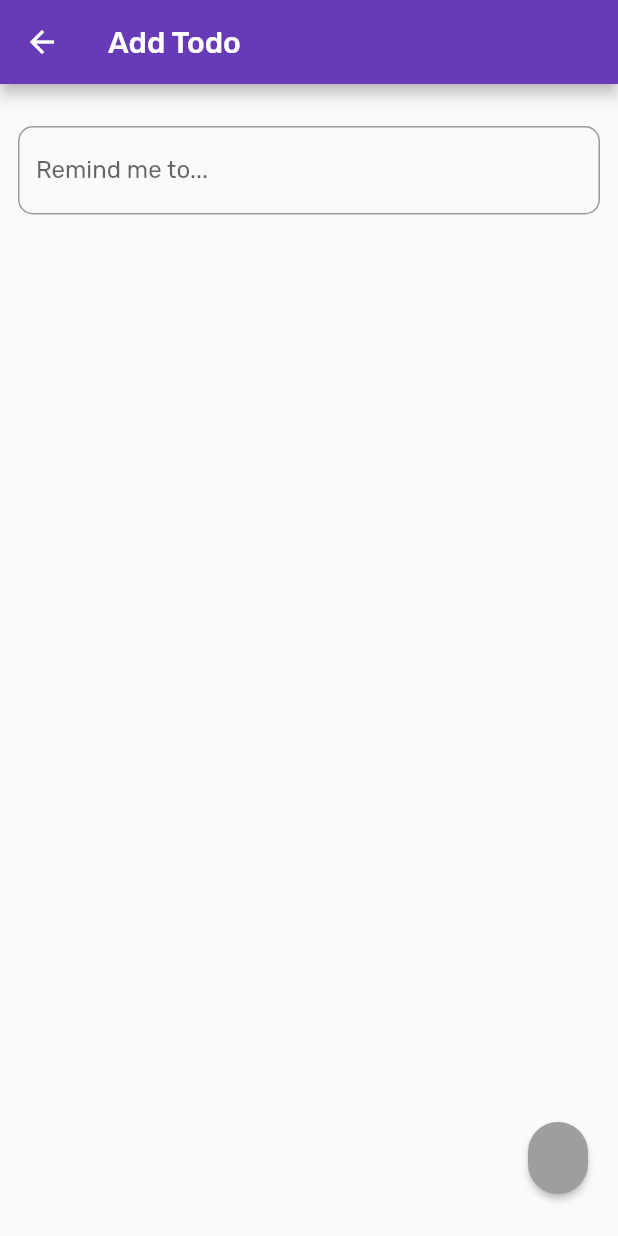
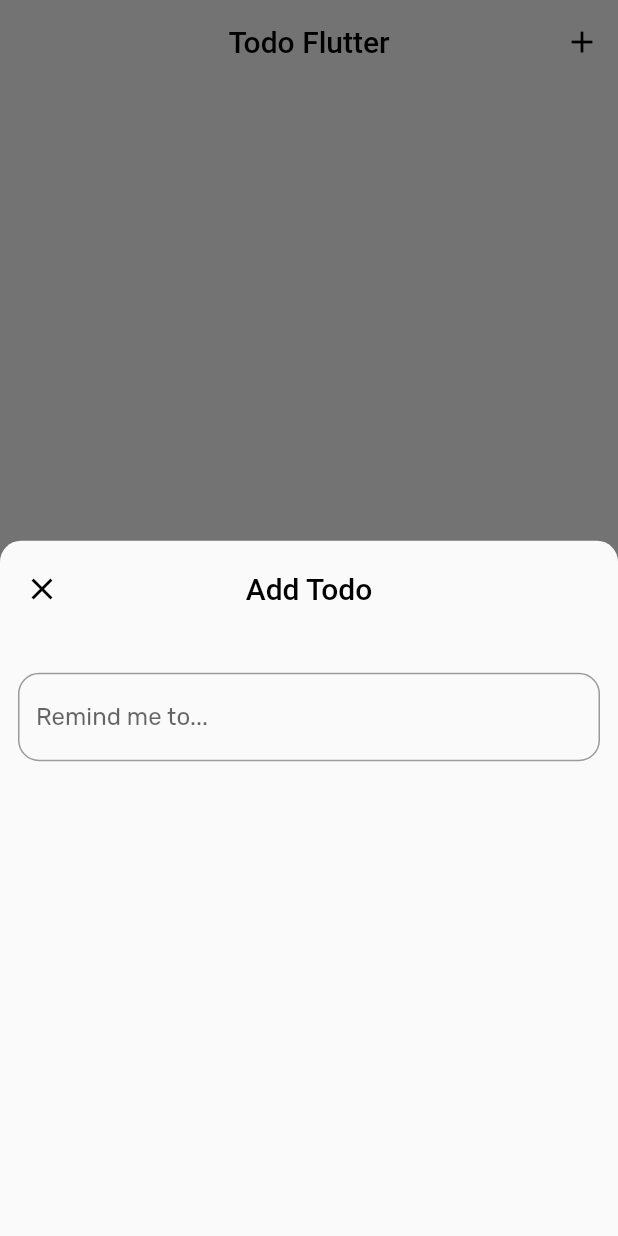
Before and after one commit to chungweileong94/todo_flutter, a Flutter app: the screen it shows after launch, after a tap on the "add" icon, on a phone screen of 412 x 824 dp. Run offline on Flutter 3.47's test engine with Material 2 defaults, Android fonts, the phone set to English and light mode, and no system bars; our stand-ins replace google_fonts.

Commit message:
Use BottomSheet

```diff
--- a/lib/screens/AddTodoScreen.dart
+++ /dev/null
@@ -1,55 +0,0 @@
-import 'package:flutter/material.dart';
-import 'package:provider/provider.dart';
-
-import 'package:todo_flutter/models/TodoModel.dart';
-import 'package:todo_flutter/widgets/FloatingCustomActionButton.dart';
-
-class AddTodoScreen extends StatefulWidget {
-  @override
-  _AddTodoScreenState createState() => _AddTodoScreenState();
-}
-
-class _AddTodoScreenState extends State<StatefulWidget> {
-  String _value = "";
-
-  void _handleOnValueChanged(value) {
-    setState(() {
-      _value = value;
-    });
-  }
-
-  void _handleOnAddPressed(context) {
-    Provider.of<TodoModel>(context, listen: false).add(_value);
-    Navigator.pop(context);
-  }
-
-  @override
-  Widget build(Object context) => Scaffold(
-      appBar: AppBar(
-        title: const Text('Add Todo'),
-      ),
-      floatingActionButton: Builder(
-        builder: (scaffoldContext) => Container(
-          margin: const EdgeInsets.only(bottom: 12),
-          child: FloatingCustomActionButton(
-            label: 'Add',
-            disabled: _value.length == 0,
-            onPressed: () => this._handleOnAddPressed(scaffoldContext),
-          ),
-        ),
-      ),
-      body: Padding(
-        padding: const EdgeInsets.all(12).add(EdgeInsets.only(top: 16)),
-        child: Column(
-          children: <Widget>[
-            TextFormField(
-              autofocus: false,
-              decoration: InputDecoration(
-                labelText: 'Remind me to...',
-              ),
-              onChanged: _handleOnValueChanged,
-            )
-          ],
-        ),
-      ));
-}
--- a/lib/screens/HomeScreen.dart
+++ b/lib/screens/HomeScreen.dart
@@ -2,8 +2,8 @@ import 'package:flutter/cupertino.dart';
 import 'package:flutter/material.dart';
 import 'package:provider/provider.dart';
 import 'package:todo_flutter/models/TodoModel.dart';
-import 'package:todo_flutter/screens/AddTodoScreen.dart';
 import 'package:todo_flutter/var/string.dart';
+import 'package:todo_flutter/widgets/AddTodoBottomSheet.dart';
 import 'package:todo_flutter/widgets/TodoListView.dart';
 
 class HomeScreen extends StatelessWidget {
@@ -12,13 +12,14 @@ class HomeScreen extends StatelessWidget {
     return Scaffold(
       appBar: AppBar(
         title: Text(appName),
+        centerTitle: true,
         actions: <Widget>[
           IconButton(
               icon: const Icon(Icons.add),
               onPressed: () {
-                Navigator.push(
-                  context,
-                  CupertinoPageRoute(builder: (context) => AddTodoScreen()),
+                showModalBottomSheet(
+                  context: context,
+                  builder: (context) => AddTodoBottomSheet(),
                 );
               })
         ],
--- a/lib/var/theme.dart
+++ b/lib/var/theme.dart
@@ -1,7 +1,8 @@
 import 'package:flutter/material.dart';
 import 'package:google_fonts/google_fonts.dart';
 
-final BorderRadius _borderRadius = BorderRadius.circular(10);
+const double _radius = 14;
+final BorderRadius _borderRadius = BorderRadius.circular(_radius);
 
 ThemeData getTheme(BuildContext context) => ThemeData(
       primarySwatch: Colors.deepPurple,
@@ -19,4 +20,23 @@ ThemeData getTheme(BuildContext context) => ThemeData(
           borderRadius: _borderRadius,
         ),
       ),
+      buttonTheme: ButtonThemeData(
+        shape: RoundedRectangleBorder(
+          borderRadius: _borderRadius,
+        ),
+      ),
+      bottomSheetTheme: BottomSheetThemeData(
+        shape: RoundedRectangleBorder(
+          borderRadius: BorderRadius.only(
+            topLeft: Radius.circular(_radius),
+            topRight: Radius.circular(_radius),
+          ),
+        ),
+      ),
+      appBarTheme: AppBarTheme(
+        color: Colors.transparent,
+        elevation: 0,
+        iconTheme: IconThemeData(color: Colors.black),
+        textTheme: Theme.of(context).textTheme.apply(bodyColor: Colors.black),
+      ),
     );
--- /dev/null
+++ b/lib/widgets/AddTodoBottomSheet.dart
@@ -0,0 +1,73 @@
+import 'package:flutter/material.dart';
+import 'package:provider/provider.dart';
+
+import 'package:todo_flutter/models/TodoModel.dart';
+import 'package:todo_flutter/widgets/FloatingCustomActionButton.dart';
+
+class AddTodoBottomSheet extends StatefulWidget {
+  @override
+  _AddTodoBottomSheetState createState() => _AddTodoBottomSheetState();
+}
+
+class _AddTodoBottomSheetState extends State<StatefulWidget> {
+  String _value = "";
+
+  void _handleOnValueChanged(value) {
+    setState(() {
+      _value = value;
+    });
+  }
+
+  void _handleOnAddPressed(context) {
+    Provider.of<TodoModel>(context, listen: false).add(_value);
+    Navigator.pop(context);
+  }
+
+  @override
+  Widget build(Object context) => Padding(
+        padding: EdgeInsets.only(top: 4),
+        child: Column(
+          children: <Widget>[
+            AppBar(
+              title: const Text(
+                'Add Todo',
+                style: TextStyle(color: Colors.black),
+              ),
+              centerTitle: true,
+              iconTheme: IconThemeData(color: Colors.black),
+              backgroundColor: Colors.transparent,
+              elevation: 0,
+              leading: IconButton(
+                icon: Icon(Icons.close),
+                onPressed: () => Navigator.pop(context),
+              ),
+              actions: <Widget>[
+                ...(_value.length > 0
+                    ? [
+                        Builder(
+                          builder: (scaffoldContext) => IconButton(
+                            icon: Icon(Icons.done),
+                            onPressed: _value.length > 0
+                                ? () =>
+                                    this._handleOnAddPressed(scaffoldContext)
+                                : null,
+                          ),
+                        )
+                      ]
+                    : []),
+              ],
+            ),
+            Padding(
+              padding: const EdgeInsets.all(12).add(EdgeInsets.only(top: 16)),
+              child: TextFormField(
+                autofocus: false,
+                decoration: InputDecoration(
+                  labelText: 'Remind me to...',
+                ),
+                onChanged: _handleOnValueChanged,
+              ),
+            ),
+          ],
+        ),
+      );
+}
```
